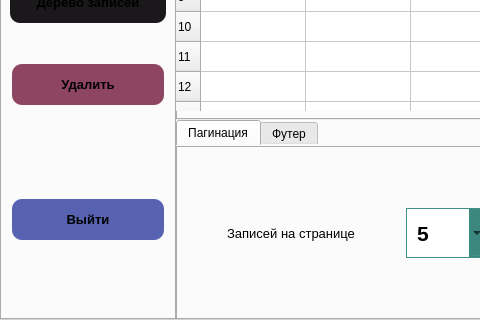
The window that lab_2/ui/main_window.ui (Artemdjdj/PPOIS_4) describes before a commit, drawn with Qt 5; both pictures show x 0 to 480 and y 438 to 758 of the 1000 by 758 pixel window.
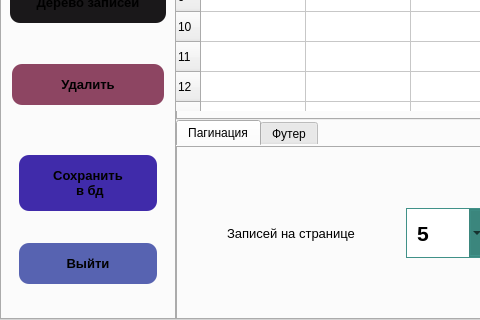
The same window after the commit. The open tabs and pages were chosen to show the change. Icons and pictures are not drawn.

Commit message: [feat] work version before adding button prev

What changed in the file:
```diff
--- a/lab_2/ui/main_window.ui
+++ b/lab_2/ui/main_window.ui
@@ -856,18 +856,36 @@
                               <enum>QFrame::Shadow::Raised</enum>
                              </property>
                              <layout class="QVBoxLayout" name="verticalLayout_21">
-                              <property name="leftMargin">
-                               <number>2</number>
-                              </property>
-                              <property name="topMargin">
-                               <number>0</number>
-                              </property>
-                              <property name="rightMargin">
-                               <number>2</number>
-                              </property>
-                              <property name="bottomMargin">
-                               <number>0</number>
-                              </property>
+                              <item>
+                               <widget class="QPushButton" name="button_save_to_db">
+                                <property name="font">
+                                 <font>
+                                  <family>Arial</family>
+                                  <pointsize>10</pointsize>
+                                  <bold>true</bold>
+                                 </font>
+                                </property>
+                                <property name="styleSheet">
+                                 <string notr="true">QPushButton{
+	padding:13px;
+    background-color:rgb(64, 43, 170);
+    border-radius:10px;
+}
+
+
+QPushButton:hover{
+	padding:13px;
+    background-color:rgb(87, 99, 177);
+    border-radius:10px;
+}
+</string>
+                                </property>
+                                <property name="text">
+                                 <string>Сохранить 
+ в бд</string>
+                                </property>
+                               </widget>
+                              </item>
                               <item>
                                <widget class="QPushButton" name="button_exit_app">
                                 <property name="font">
```
Left out of the diff: 4 changed lines with no effect on the pictures. The commit also changes 6 other files.
